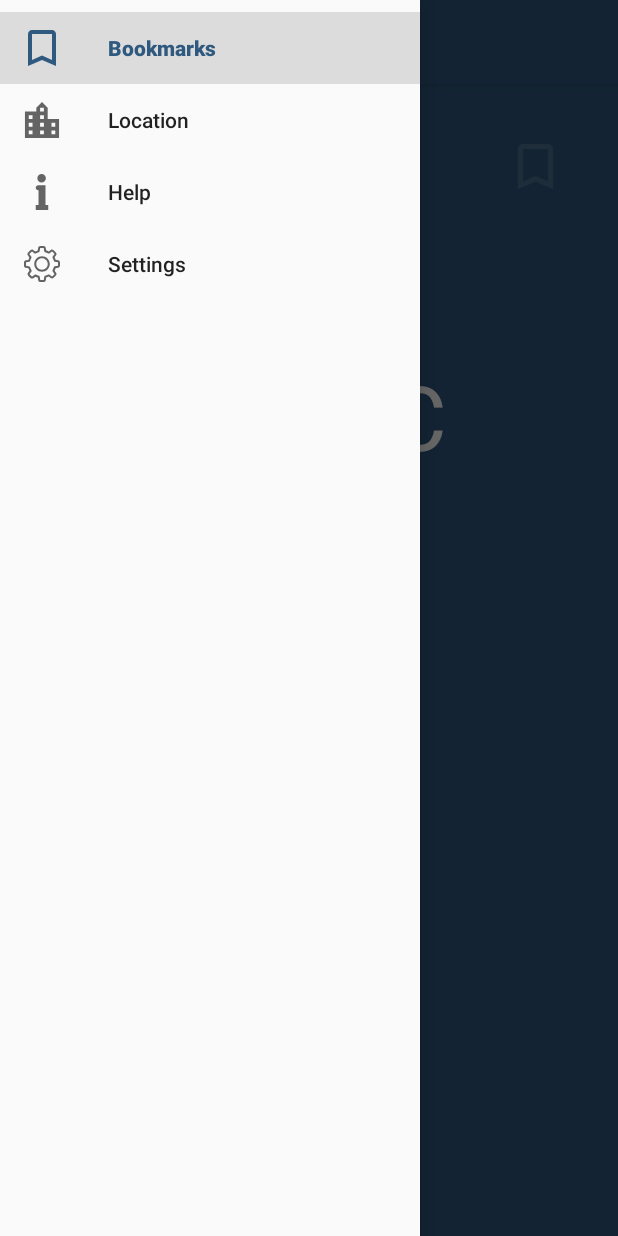
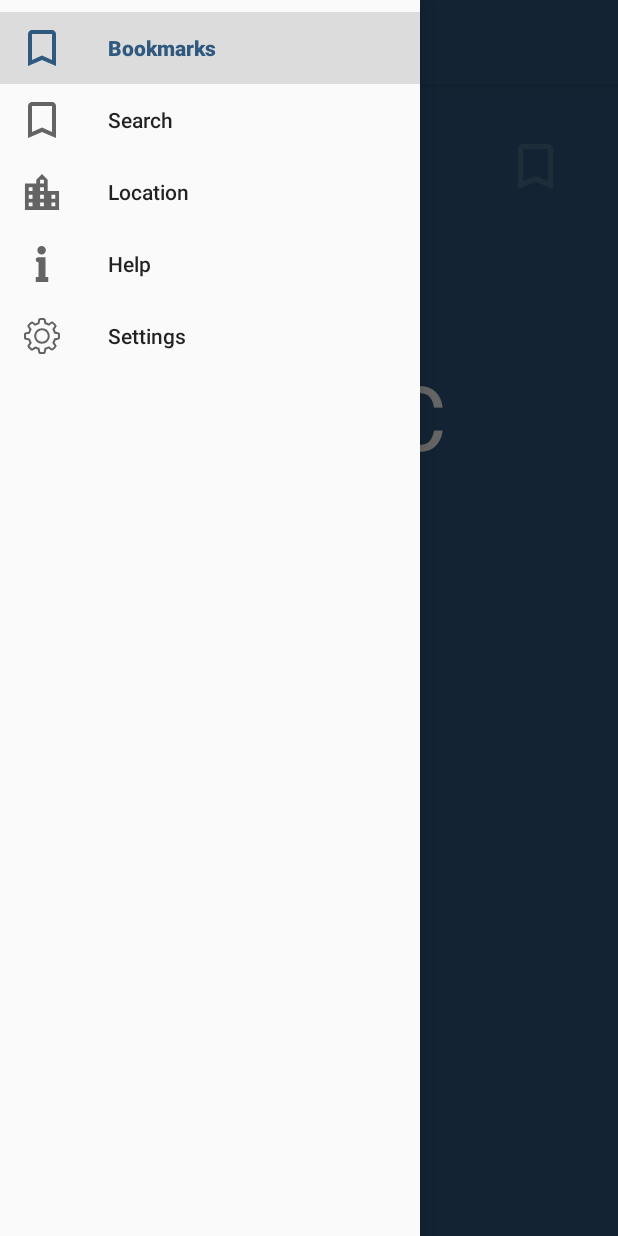
Before and after one commit to hemantgit/backbaseweatherapp, an Android app: the fragment LocationFragment placed in its activity, with the side drawer open, on a phone screen of 412 x 824 dp. Run offline under Robolectric (Android 15) with nearby library versions, the phone set to English and light mode, and no system bars; libraries missing offline, so code that uses them is left out: com.crashlytics.android, io.fabric.sdk; 1 statement that could not run was skipped.

Commit message:
list of cities ready for search

```diff
--- a/app/src/main/java/bartburg/nl/backbaseweather/view/bookmarks/BookmarkRecyclerViewAdapter.java
+++ b/app/src/main/java/bartburg/nl/backbaseweather/view/bookmarks/BookmarkRecyclerViewAdapter.java
@@ -115,7 +115,7 @@ public class BookmarkRecyclerViewAdapter extends RecyclerView.Adapter<BookmarkRe
         public ViewHolder(View view) {
             super(view);
             mView = view;
-            cityNameTextView = (TextView) view.findViewById(R.id.id);
+            cityNameTextView = (TextView) view.findViewById(R.id.city_name_textview);
             cityWeatherTextView = (TextView) view.findViewById(R.id.content);
             cityWeatherIcon = (ImageView) view.findViewById(R.id.icon_weather);
             mRemoveClickArea = view.findViewById(R.id.remove_click_area);
--- a/app/src/main/res/layout-land/fragment_location.xml
+++ b/app/src/main/res/layout-land/fragment_location.xml
@@ -17,7 +17,7 @@
             android:layout_width="match_parent"
             android:layout_height="wrap_content"
             android:layout_alignParentTop="true"
-            android:padding="20dp">
+            android:padding="@dimen/default_padding">
 
             <ImageView
                 android:id="@+id/bookmarked_icon"
--- a/app/src/main/res/layout/fragment_bookmarks_tab_host.xml
+++ b/app/src/main/res/layout/fragment_bookmarks_tab_host.xml
@@ -2,7 +2,6 @@
     xmlns:tools="http://schemas.android.com/tools"
     android:layout_width="match_parent"
     android:layout_height="match_parent"
-    xmlns:app="http://schemas.android.com/apk/res-auto"
     tools:context="bartburg.nl.backbaseweather.view.bookmarks.BookmarksTabHostFragment">
 
     <android.support.v4.app.FragmentTabHost
--- a/app/src/main/res/layout/fragment_location.xml
+++ b/app/src/main/res/layout/fragment_location.xml
@@ -1,22 +1,22 @@
-<ScrollView android:layout_width="match_parent"
-    android:layout_height="match_parent"
-    xmlns:android="http://schemas.android.com/apk/res/android"
-    xmlns:tools="http://schemas.android.com/tools">
-    <LinearLayout
-        xmlns:app="http://schemas.android.com/apk/res-auto"
+<ScrollView xmlns:android="http://schemas.android.com/apk/res/android"
+    xmlns:tools="http://schemas.android.com/tools"
+    android:layout_width="match_parent"
+    android:layout_height="match_parent">
+
+    <LinearLayout xmlns:app="http://schemas.android.com/apk/res-auto"
         android:layout_width="match_parent"
         android:layout_height="wrap_content"
         android:background="@color/blue3"
         android:orientation="vertical"
-        tools:context="bartburg.nl.backbaseweather.view.location.LocationFragment"
-        android:paddingBottom="20dp">
+        android:paddingBottom="20dp"
+        tools:context="bartburg.nl.backbaseweather.view.location.LocationFragment">
 
         <RelativeLayout
             android:id="@+id/city_header_container"
             android:layout_width="match_parent"
             android:layout_height="wrap_content"
             android:layout_marginBottom="30dp"
-            android:padding="20dp">
+            android:padding="@dimen/default_padding">
 
             <ImageView
                 android:id="@+id/bookmarked_icon"
@@ -54,16 +54,16 @@
                     android:id="@+id/weather_imageview"
                     android:layout_width="80dp"
                     android:layout_height="80dp"
-                    app:srcCompat="@drawable/sun"
+                    android:layout_marginRight="20dp"
                     android:layout_marginTop="15dp"
-                    android:layout_marginRight="20dp"/>
+                    app:srcCompat="@drawable/sun" />
 
                 <TextView
                     android:id="@+id/temperature_textview"
                     android:layout_width="wrap_content"
                     android:layout_height="wrap_content"
+                    android:layout_marginTop="5dp"
                     android:layout_toRightOf="@id/weather_imageview"
-                    android:layout_marginTop="5dp"
                     android:text="@string/label_no_information_yet"
                     android:textColor="@color/white"
                     android:textSize="80sp" />
--- a/app/src/main/res/menu/activity_main_drawer.xml
+++ b/app/src/main/res/menu/activity_main_drawer.xml
@@ -6,6 +6,10 @@
             android:id="@+id/nav_bookmarks"
             android:icon="@drawable/bookmarks"
             android:title="@string/nav_title_bookmarks" />
+        <item
+            android:id="@+id/nav_search"
+            android:icon="@drawable/bookmarks"
+            android:title="@string/nav_title_search" />
         <item
             android:id="@+id/nav_location"
             android:icon="@drawable/city"
--- a/app/src/main/res/values/dimens.xml
+++ b/app/src/main/res/values/dimens.xml
@@ -6,4 +6,10 @@
     <dimen name="nav_header_height">160dp</dimen>
     <dimen name="fab_margin">16dp</dimen>
     <dimen name="text_margin">16dp</dimen>
+    <dimen name="default_font_size">20sp</dimen>
+    <dimen name="default_padding">20dp</dimen>
+    <dimen name="default_edittext_padding">10dp</dimen>
+    <dimen name="default_margin">20dp</dimen>
+    <dimen name="default_half_margin">10dp</dimen>
+    <dimen name="floating_action_button_margin">16dp</dimen>
 </resources>
--- a/app/src/main/res/values/strings.xml
+++ b/app/src/main/res/values/strings.xml
@@ -9,12 +9,10 @@
     <string name="nav_title_location">Location</string>
     <string name="nav_title_help">Help</string>
     <string name="nav_title_settings">Settings</string>
+    <string name="nav_title_search">Search</string>
     <string name="label_no_weather_forecast">-</string>
     <string name="label_no_information_yet">-</string>
     <string name="title_forecast">Forecast</string>
-
-    <!-- TODO: Remove or change this placeholder text -->
-    <string name="hello_blank_fragment">Hello blank fragment</string>
     <string name="message_server_error">Something went wrong, couldn\'t retrieve data from server.</string>
     <string name="title_server_error">Oops!</string>
     <string name="default_confirm">OK</string>
```
Also changed, not shown: app/src/main/java/bartburg/nl/backbaseweather/MainActivity.java (+29 -7 lines), app/src/main/java/bartburg/nl/backbaseweather/view/search/CitySearchResultViewAdapter.java (added, +82 -0 lines), app/src/main/java/bartburg/nl/backbaseweather/view/search/SearchCityFragment.java (added, +87 -0 lines), app/src/main/java/bartburg/nl/backbaseweather/view/search/dummy/SearchableCitiesContainer.java (added, +47 -0 lines), app/src/main/res/layout/fragment_bookmark.xml (+15 -16 lines), app/src/main/res/layout/fragment_bookmark_list.xml (+3 -5 lines), app/src/main/res/layout/fragment_city_search_result.xml (added, +15 -0 lines), app/src/main/res/layout/fragment_city_search_result_list.xml (added, +13 -0 lines).
